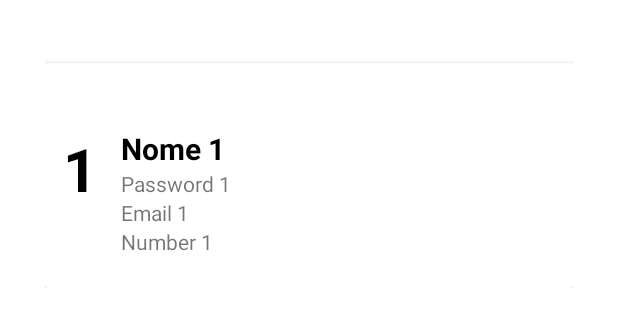
After one commit to GuiLeoIPS/ProjetoPAM, an Android app: the layout user_row.xml on its own in the app's theme, with its tools: preview values and no code run, on a phone screen of 412 x 824 dp. The commit adds this screen. Shown: the top 327 px of the screen. Run offline under Robolectric (Android 15) with nearby library versions, the phone set to English and light mode, and no system bars.

Commit message:
Select de users part1

```diff
--- /dev/null
+++ b/app/src/main/res/layout/user_row.xml
@@ -0,0 +1,72 @@
+<?xml version="1.0" encoding="utf-8"?>
+<LinearLayout xmlns:android="http://schemas.android.com/apk/res/android"
+    xmlns:app="http://schemas.android.com/apk/res-auto"
+    xmlns:tools="http://schemas.android.com/tools"
+    android:orientation="vertical" android:layout_width="match_parent"
+    android:layout_height="wrap_content"
+    android:layout_margin="30dp"
+    android:id="@+id/mainLayout">
+
+    <androidx.cardview.widget.CardView
+        android:id="@+id/cardView"
+        android:layout_width="match_parent"
+        android:layout_height="150dp"
+        android:layout_marginTop="12dp">
+
+        <androidx.constraintlayout.widget.ConstraintLayout
+            android:layout_width="match_parent"
+            android:layout_height="wrap_content"
+            android:padding="12dp">
+
+            <TextView
+                android:id="@+id/user_id_txt"
+                android:layout_width="wrap_content"
+                android:layout_height="wrap_content"
+                android:text="1"
+                android:textColor="#000"
+                android:textSize="40sp"
+                android:textStyle="bold"
+                app:layout_constraintBottom_toBottomOf="parent"
+                app:layout_constraintStart_toStartOf="parent"
+                app:layout_constraintTop_toTopOf="parent" />
+
+            <TextView
+                android:id="@+id/user_name_txt"
+                android:layout_width="wrap_content"
+                android:layout_height="wrap_content"
+                android:layout_marginStart="16dp"
+                android:text="Nome 1"
+                android:textColor="#000"
+                android:textSize="20sp"
+                android:textStyle="bold"
+                app:layout_constraintStart_toEndOf="@+id/user_id_txt"
+                app:layout_constraintTop_toTopOf="@+id/user_id_txt" />
+
+            <TextView
+                android:id="@+id/user_password_txt"
+                android:layout_width="wrap_content"
+                android:layout_height="wrap_content"
+                android:text="Password 1"
+                app:layout_constraintStart_toStartOf="@+id/user_name_txt"
+                app:layout_constraintTop_toBottomOf="@+id/user_name_txt" />
+
+            <TextView
+                android:id="@+id/user_email_txt"
+                android:layout_width="wrap_content"
+                android:layout_height="wrap_content"
+                android:text="Email 1"
+                app:layout_constraintStart_toStartOf="@+id/user_password_txt"
+                app:layout_constraintTop_toBottomOf="@+id/user_password_txt" />
+
+            <TextView
+                android:id="@+id/user_number_txt"
+                android:layout_width="wrap_content"
+                android:layout_height="wrap_content"
+                android:text="Number 1"
+                app:layout_constraintStart_toStartOf="@+id/user_email_txt"
+                app:layout_constraintTop_toBottomOf="@+id/user_email_txt" />
+
+        </androidx.constraintlayout.widget.ConstraintLayout>
+
+    </androidx.cardview.widget.CardView>
+</LinearLayout>
```
Also changed, not shown: app/src/main/java/pt/ips/pam/projetopam/MyDatabaseHelper.java (+11 -0 lines), app/src/main/java/pt/ips/pam/projetopam/UserAdapter.java (added, +88 -0 lines), app/src/main/java/pt/ips/pam/projetopam/UsersActivity.java (+55 -0 lines), app/src/main/res/layout/activity_users.xml (+13 -9 lines).
